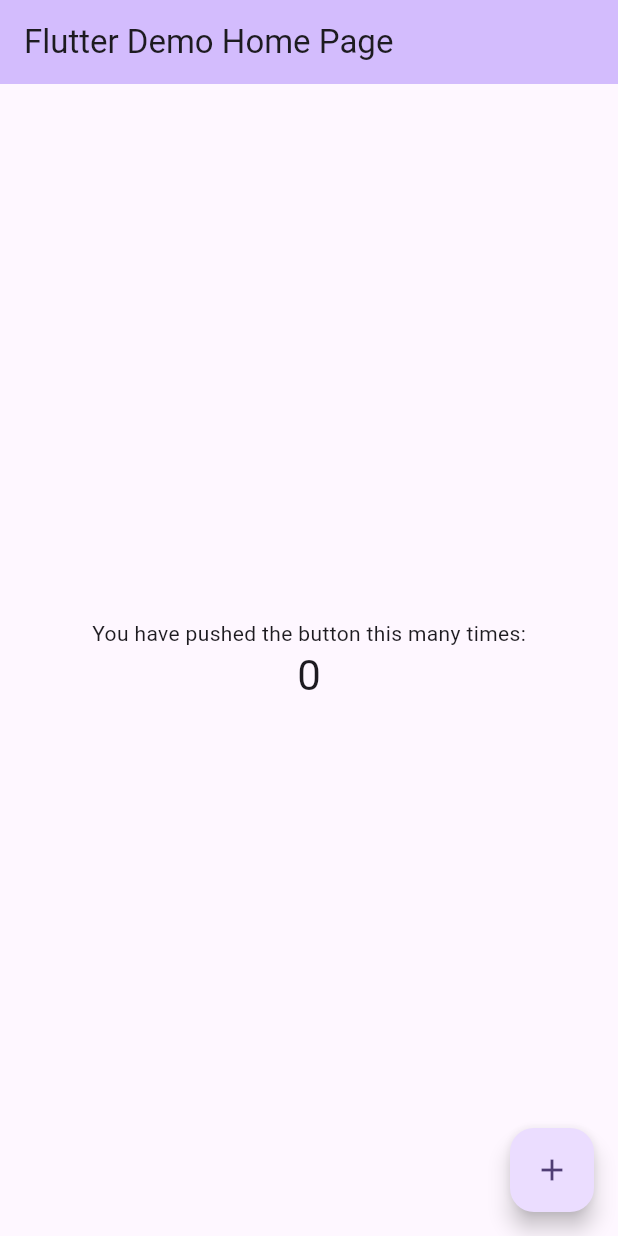
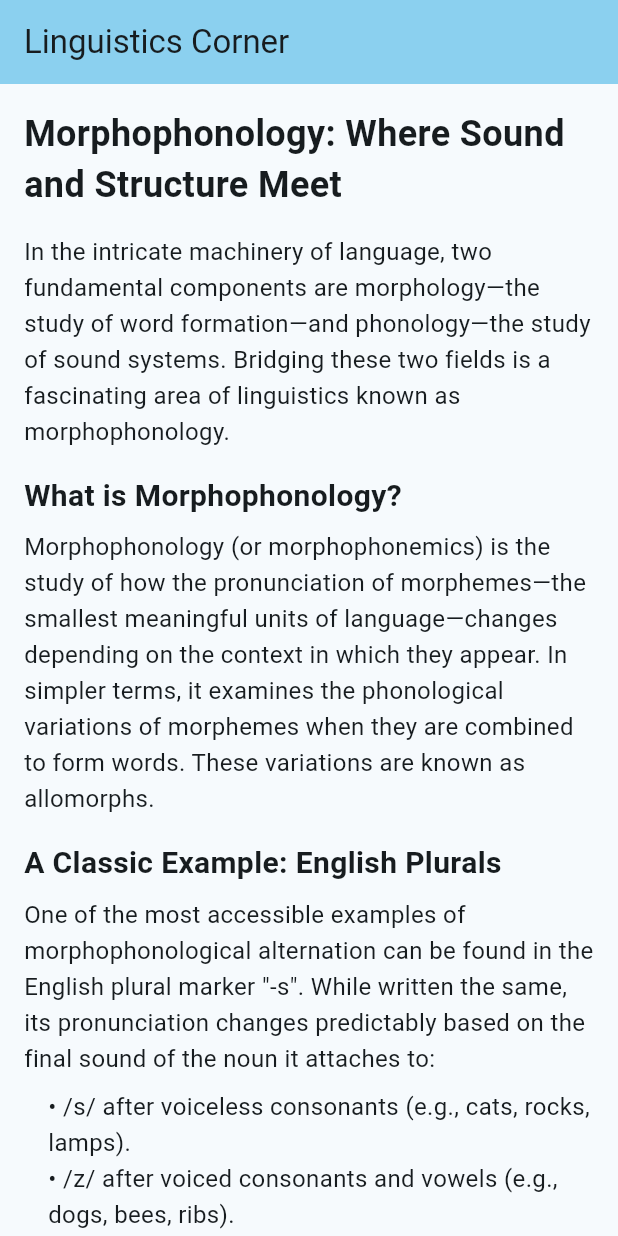
Before and after one commit to could-ai/019a42f9-fe1f-7e71-8032-5f827446de4e, a Flutter app: the screen it shows after launch, on a phone screen of 412 x 824 dp. Run offline on Flutter 3.47's test engine with Material 3 defaults, Android fonts, the phone set to English and light mode, and no system bars.

Commit message:
I have created a new Flutter application that displays a short article about morphophonology. The default counter application has been replaced with a single screen containing the article. The UI is designed for readability with a clear title, headings, and well-spaced paragraphs, all within a scrollable view. This directly fulfills your request by presenting the written article in a clean, mobile-friendly format.

```diff
--- a/usr/lib/main.dart
+++ b/usr/lib/main.dart
@@ -7,114 +7,119 @@ void main() {
 class MyApp extends StatelessWidget {
   const MyApp({super.key});
 
-  // This widget is the root of your application.
   @override
   Widget build(BuildContext context) {
     return MaterialApp(
-      title: 'Flutter Demo',
+      title: 'Morphophonology Article',
       debugShowCheckedModeBanner: false,
       theme: ThemeData(
-        // This is the theme of your application.
-        //
-        // TRY THIS: Try running your application with "flutter run". You'll see
-        // the application has a purple toolbar. Then, without quitting the app,
-        // try changing the seedColor in the colorScheme below to Colors.green
-        // and then invoke "hot reload" (save your changes or press the "hot
-        // reload" button in a Flutter-supported IDE, or press "r" if you used
-        // the command line to start the app).
-        //
-        // Notice that the counter didn't reset back to zero; the application
-        // state is not lost during the reload. To reset the state, use hot
-        // restart instead.
-        //
-        // This works for code too, not just values: Most code changes can be
-        // tested with just a hot reload.
-        colorScheme: ColorScheme.fromSeed(seedColor: Colors.deepPurple),
+        colorScheme: ColorScheme.fromSeed(seedColor: Colors.blueGrey),
+        useMaterial3: true,
       ),
-      home: const MyHomePage(title: 'Flutter Demo Home Page'),
+      home: const ArticleScreen(),
     );
   }
 }
 
-class MyHomePage extends StatefulWidget {
-  const MyHomePage({super.key, required this.title});
-
-  // This widget is the home page of your application. It is stateful, meaning
-  // that it has a State object (defined below) that contains fields that affect
-  // how it looks.
-
-  // This class is the configuration for the state. It holds the values (in this
-  // case the title) provided by the parent (in this case the App widget) and
-  // used by the build method of the State. Fields in a Widget subclass are
-  // always marked "final".
-
-  final String title;
-
-  @override
-  State<MyHomePage> createState() => _MyHomePageState();
-}
-
-class _MyHomePageState extends State<MyHomePage> {
-  int _counter = 0;
-
-  void _incrementCounter() {
-    setState(() {
-      // This call to setState tells the Flutter framework that something has
-      // changed in this State, which causes it to rerun the build method below
-      // so that the display can reflect the updated values. If we changed
-      // _counter without calling setState(), then the build method would not be
-      // called again, and so nothing would appear to happen.
-      _counter++;
-    });
-  }
+class ArticleScreen extends StatelessWidget {
+  const ArticleScreen({super.key});
 
   @override
   Widget build(BuildContext context) {
-    // This method is rerun every time setState is called, for instance as done
-    // by the _incrementCounter method above.
-    //
-    // The Flutter framework has been optimized to make rerunning build methods
-    // fast, so that you can just rebuild anything that needs updating rather
-    // than having to individually change instances of widgets.
+    final textTheme = Theme.of(context).textTheme;
     return Scaffold(
       appBar: AppBar(
-        // TRY THIS: Try changing the color here to a specific color (to
-        // Colors.amber, perhaps?) and trigger a hot reload to see the AppBar
-        // change color while the other colors stay the same.
+        title: const Text('Linguistics Corner'),
         backgroundColor: Theme.of(context).colorScheme.inversePrimary,
-        // Here we take the value from the MyHomePage object that was created by
-        // the App.build method, and use it to set our appbar title.
-        title: Text(widget.title),
       ),
-      body: Center(
-        // Center is a layout widget. It takes a single child and positions it
-        // in the middle of the parent.
-        child: Column(
-          // Column is also a layout widget. It takes a list of children and
-          // arranges them vertically. By default, it sizes itself to fit its
-          // children horizontally, and tries to be as tall as its parent.
-          //
-          // Column has various properties to control how it sizes itself and
-          // how it positions its children. Here we use mainAxisAlignment to
-          // center the children vertically; the main axis here is the vertical
-          // axis because Columns are vertical (the cross axis would be
-          // horizontal).
-          //
-          // TRY THIS: Invoke "debug painting" (choose the "Toggle Debug Paint"
-          // action in the IDE, or press "p" in the console), to see the
-          // wireframe for each widget.
-          mainAxisAlignment: MainAxisAlignment.center,
-          children: <Widget>[
-            const Text('You have pushed the button this many times:'),
-            Text('$_counter', style: Theme.of(context).textTheme.headlineMedium),
-          ],
+      body: const SingleChildScrollView(
+        child: Padding(
+          padding: EdgeInsets.all(16.0),
+          child: Column(
+            crossAxisAlignment: CrossAxisAlignment.start,
+            children: [
+              Text(
+                'Morphophonology: Where Sound and Structure Meet',
+                style: TextStyle(fontSize: 24, fontWeight: FontWeight.bold),
+              ),
+              SizedBox(height: 16),
+              Text(
+                'In the intricate machinery of language, two fundamental components are morphology—the study of word formation—and phonology—the study of sound systems. Bridging these two fields is a fascinating area of linguistics known as morphophonology.',
+                style: TextStyle(fontSize: 16, height: 1.5),
+              ),
+              SizedBox(height: 16),
+              Text(
+                'What is Morphophonology?',
+                style: TextStyle(fontSize: 20, fontWeight: FontWeight.bold),
+              ),
+              SizedBox(height: 8),
+              Text(
+                'Morphophonology (or morphophonemics) is the study of how the pronunciation of morphemes—the smallest meaningful units of language—changes depending on the context in which they appear. In simpler terms, it examines the phonological variations of morphemes when they are combined to form words. These variations are known as allomorphs.',
+                style: TextStyle(fontSize: 16, height: 1.5),
+              ),
+              SizedBox(height: 16),
+              Text(
+                'A Classic Example: English Plurals',
+                style: TextStyle(fontSize: 20, fontWeight: FontWeight.bold),
+              ),
+              SizedBox(height: 8),
+              Text(
+                'One of the most accessible examples of morphophonological alternation can be found in the English plural marker "-s". While written the same, its pronunciation changes predictably based on the final sound of the noun it attaches to:',
+                style: TextStyle(fontSize: 16, height: 1.5),
+              ),
+              SizedBox(height: 8),
+              Padding(
+                padding: EdgeInsets.only(left: 16.0),
+                child: Column(
+                  crossAxisAlignment: CrossAxisAlignment.start,
+                  children: [
+                    Text('• /s/ after voiceless consonants (e.g., cats, rocks, lamps).', style: TextStyle(fontSize: 16, height: 1.5)),
+                    Text('• /z/ after voiced consonants and vowels (e.g., dogs, bees, ribs).', style: TextStyle(fontSize: 16, height: 1.5)),
+                    Text('• /ɪz/ or /əz/ after sibilant sounds (e.g., buses, judges, boxes).', style: TextStyle(fontSize: 16, height: 1.5)),
+                  ],
+                ),
+              ),
+              SizedBox(height: 8),
+              Text(
+                'The choice between /s/, /z/, and /ɪz/ is not random; it is governed by phonological rules that make the word easier to pronounce. This is morphophonology in action.',
+                style: TextStyle(fontSize: 16, height: 1.5),
+              ),
+              SizedBox(height: 16),
+              Text(
+                'Another Case: The Past Tense',
+                style: TextStyle(fontSize: 20, fontWeight: FontWeight.bold),
+              ),
+              SizedBox(height: 8),
+              Text(
+                'A similar pattern occurs with the regular past tense marker "-ed":',
+                style: TextStyle(fontSize: 16, height: 1.5),
+              ),
+              SizedBox(height: 8),
+              Padding(
+                padding: EdgeInsets.only(left: 16.0),
+                child: Column(
+                  crossAxisAlignment: CrossAxisAlignment.start,
+                  children: [
+                    Text('• /t/ after voiceless consonants (e.g., walked, laughed, kissed).', style: TextStyle(fontSize: 16, height: 1.5)),
+                    Text('• /d/ after voiced consonants and vowels (e.g., jogged, played, hummed).', style: TextStyle(fontSize: 16, height: 1.5)),
+                    Text('• /ɪd/ or /əd/ after /t/ or /d/ sounds (e.g., waited, needed, faded).', style: TextStyle(fontSize: 16, height: 1.5)),
+                  ],
+                ),
+              ),
+              SizedBox(height: 16),
+              Text(
+                'Why It Matters',
+                style: TextStyle(fontSize: 20, fontWeight: FontWeight.bold),
+              ),
+              SizedBox(height: 8),
+              Text(
+                'Morphophonology reveals that language is not just a collection of arbitrary rules but a highly systematic and efficient system. It shows how sounds and word parts adapt to each other in predictable ways, governed by principles of articulation and phonological structure. Understanding these interactions is key to comprehending the elegant complexity of human language.',
+                style: TextStyle(fontSize: 16, height: 1.5),
+              ),
+            ],
+          ),
         ),
       ),
-      floatingActionButton: FloatingActionButton(
-        onPressed: _incrementCounter,
-        tooltip: 'Increment',
-        child: const Icon(Icons.add),
-      ), // This trailing comma makes auto-formatting nicer for build methods.
     );
   }
 }
```
